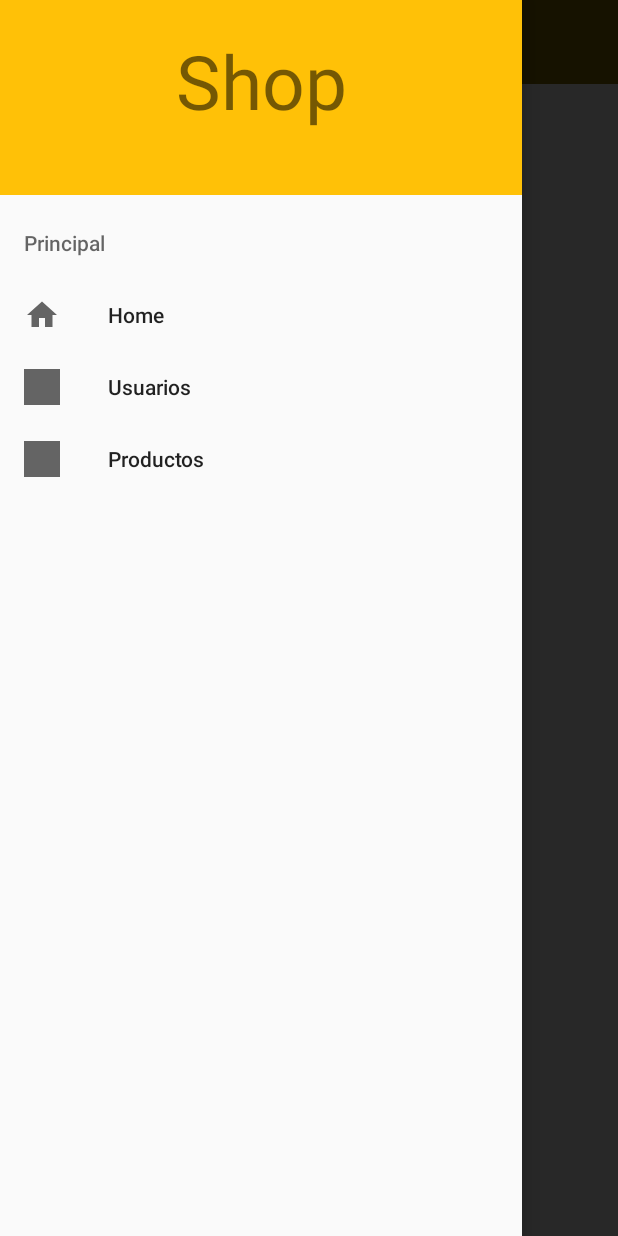
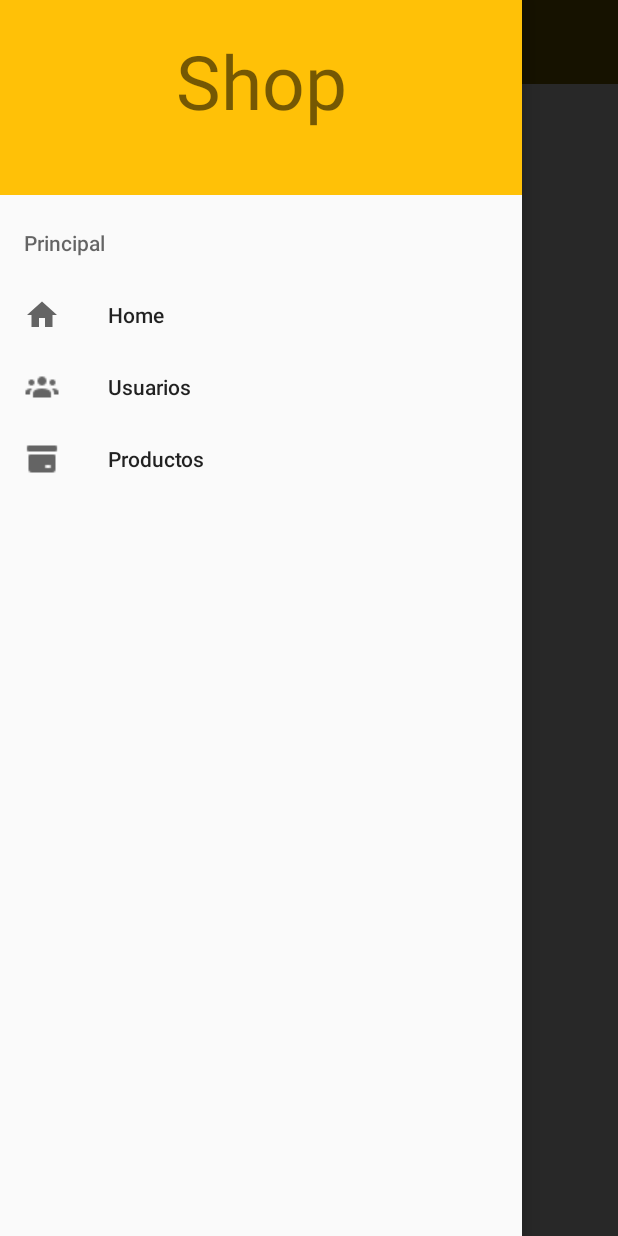
Before and after one commit to DaxH/Shop, an Android app: the screen it shows after launch (MainActivity), with the side drawer open, on a phone screen of 412 x 824 dp. Run offline under Robolectric (Android 15) with nearby library versions, the phone set to English and light mode, and no system bars.

Commit message:
iconosMenuitems

```diff
--- a/app/src/main/res/menu/menu.xml
+++ b/app/src/main/res/menu/menu.xml
@@ -10,11 +10,11 @@
             </item>
             <item
                 android:id="@+id/usuarios"
-                android:icon="@color/design_default_color_primary"
+                android:icon="@drawable/icono_usuarios"
                 android:title="Usuarios" />
             <item
                 android:id="@+id/productos"
-                android:icon="@color/design_default_color_secondary_variant"
+                android:icon="@drawable/icon_product"
                 android:title="Productos" />
         </menu>
     </item>
```
Also changed, not shown: app/src/main/res/drawable/icon_product.png (added), app/src/main/res/drawable/icono_categoria.png (added), app/src/main/res/drawable/icono_usuarios.png (added).
